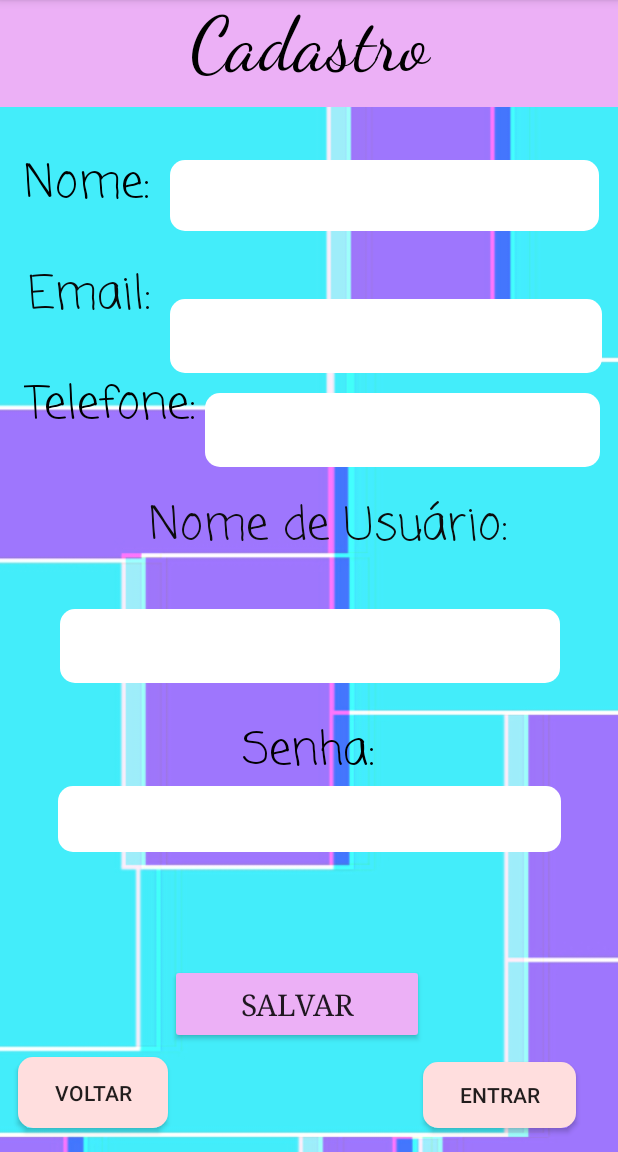
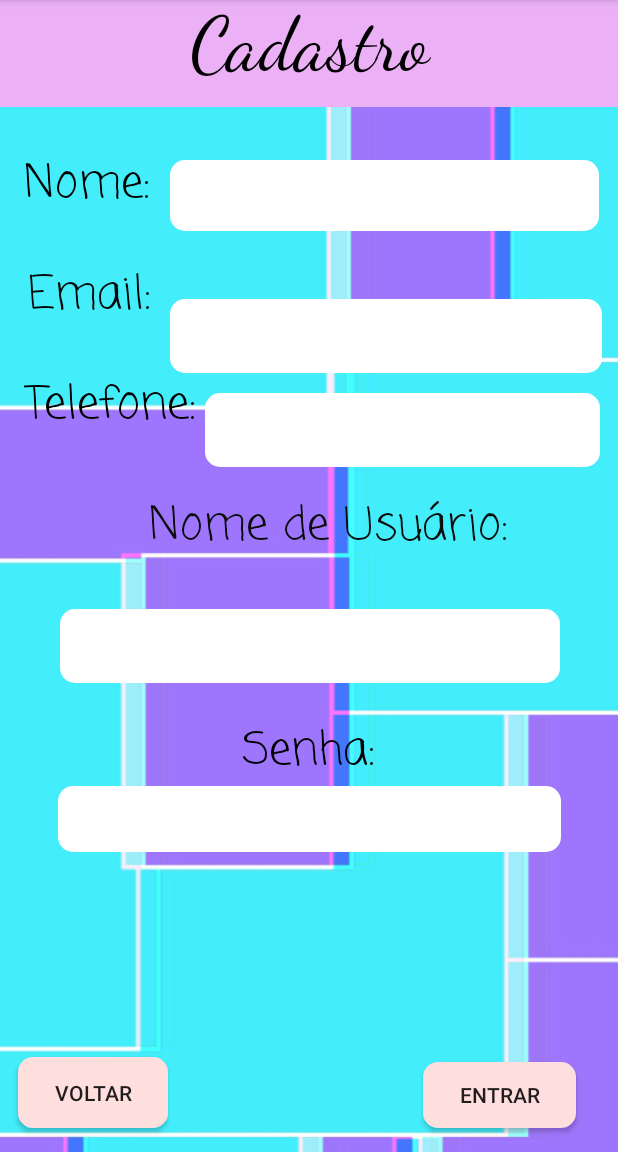
Before and after one commit to pedro256/proj-tudoex, an Android app: the screen it shows after launch (CadastroActivity), on a phone screen of 412 x 824 dp, the part 84-1236 px from its top. Run offline under Robolectric (Android 15) with nearby library versions, the phone set to English and light mode, and no system bars.

```diff
--- a/app/build.gradle
+++ b/app/build.gradle
@@ -1,4 +1,5 @@
 apply plugin: 'com.android.application'
+apply plugin: 'com.google.gms.google-services'
 
 android {
     compileSdkVersion 29
@@ -23,6 +24,7 @@ dependencies {
     implementation fileTree(dir: 'libs', include: ['*.jar'])
     implementation 'androidx.appcompat:appcompat:1.0.2'
     implementation 'androidx.constraintlayout:constraintlayout:1.1.3'
+    implementation 'com.google.firebase:firebase-analytics:17.5.0'
     testImplementation 'junit:junit:4.12'
     androidTestImplementation 'androidx.test.ext:junit:1.1.0'
     androidTestImplementation 'androidx.test.espresso:espresso-core:3.1.1'
--- a/app/src/main/java/com/example/projetotudoex/CadastroActivity.java
+++ b/app/src/main/java/com/example/projetotudoex/CadastroActivity.java
@@ -2,7 +2,10 @@ package com.example.projetotudoex;
 
 import androidx.appcompat.app.AppCompatActivity;
 
+import android.content.Intent;
 import android.os.Bundle;
+import android.view.View;
+import android.widget.Button;
 
 public class CadastroActivity extends AppCompatActivity {
 
@@ -10,6 +13,18 @@ public class CadastroActivity extends AppCompatActivity {
     protected void onCreate(final Bundle savedInstanceState) {
         super.onCreate(savedInstanceState);
         setContentView(R.layout.activity_cadastro);
+        Button btnVoltar = (Button) findViewById(R.id.btvoltar);
+
+        btnVoltar.setOnClickListener(new View.OnClickListener() {
+            @Override
+            public void onClick(View v) {
+                proximaTela(v,MainActivity.class);
+            }
+        });
+    }
+    public void proximaTela(View view, Class tela){
+        Intent Ir = new Intent(getApplicationContext(), tela);
+        startActivity(Ir);
     }
 
 
--- a/app/src/main/res/layout/activity_cadastro.xml
+++ b/app/src/main/res/layout/activity_cadastro.xml
@@ -220,17 +220,4 @@
         app:layout_constraintBottom_toBottomOf="parent"
         app:layout_constraintStart_toStartOf="parent" />
 
-    <Button
-        android:id="@+id/btsalvar"
-        android:layout_width="169dp"
-        android:layout_height="53dp"
-        android:layout_marginBottom="72dp"
-        android:backgroundTint="#ECB0F6"
-        android:fontFamily="serif"
-        android:text="Salvar"
-        android:textSize="20dp"
-        app:layout_constraintBottom_toBottomOf="parent"
-        app:layout_constraintEnd_toEndOf="parent"
-        app:layout_constraintHorizontal_bias="0.466"
-        app:layout_constraintStart_toStartOf="parent" />
 </androidx.constraintlayout.widget.ConstraintLayout>
--- a/build.gradle
+++ b/build.gradle
@@ -9,9 +9,8 @@ buildscript {
 
     dependencies {
         classpath 'com.android.tools.build:gradle:3.5.3'
+        classpath 'com.google.gms:google-services:4.3.3'
 
-        // NOTE: Do not place your application dependencies here; they belong
-        // in the individual module build.gradle files
     }
 }
 
```
Also changed, not shown: app/src/main/java/com/example/projetotudoex/Entrar.java (+14 -0 lines), 1 other file.
